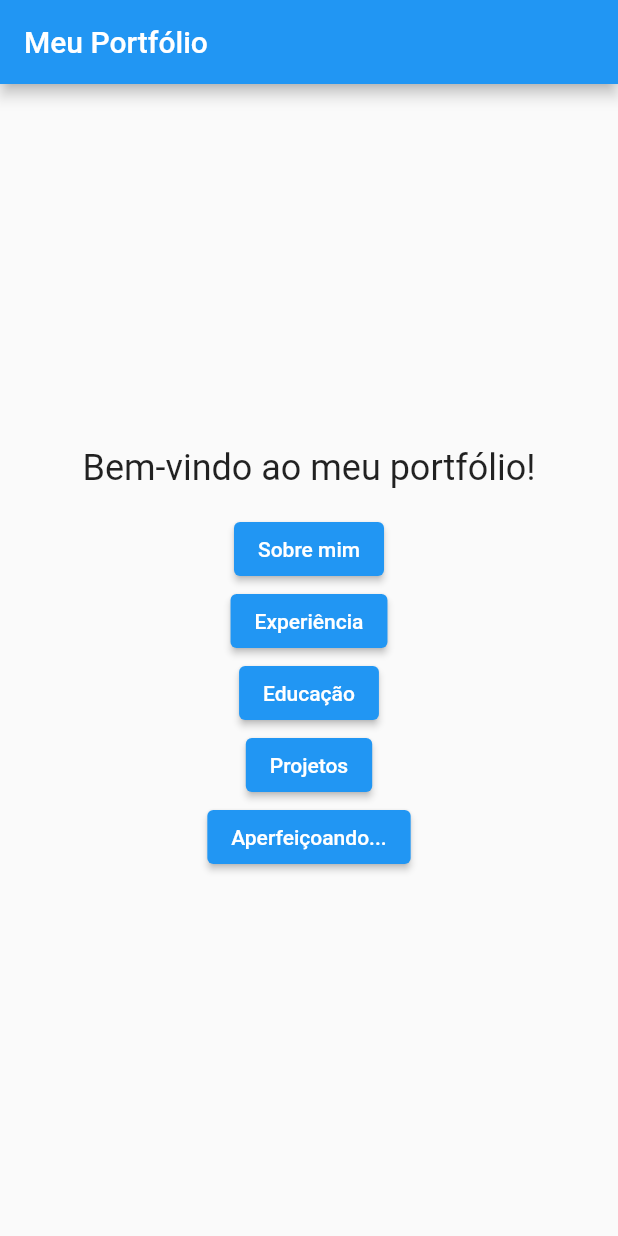
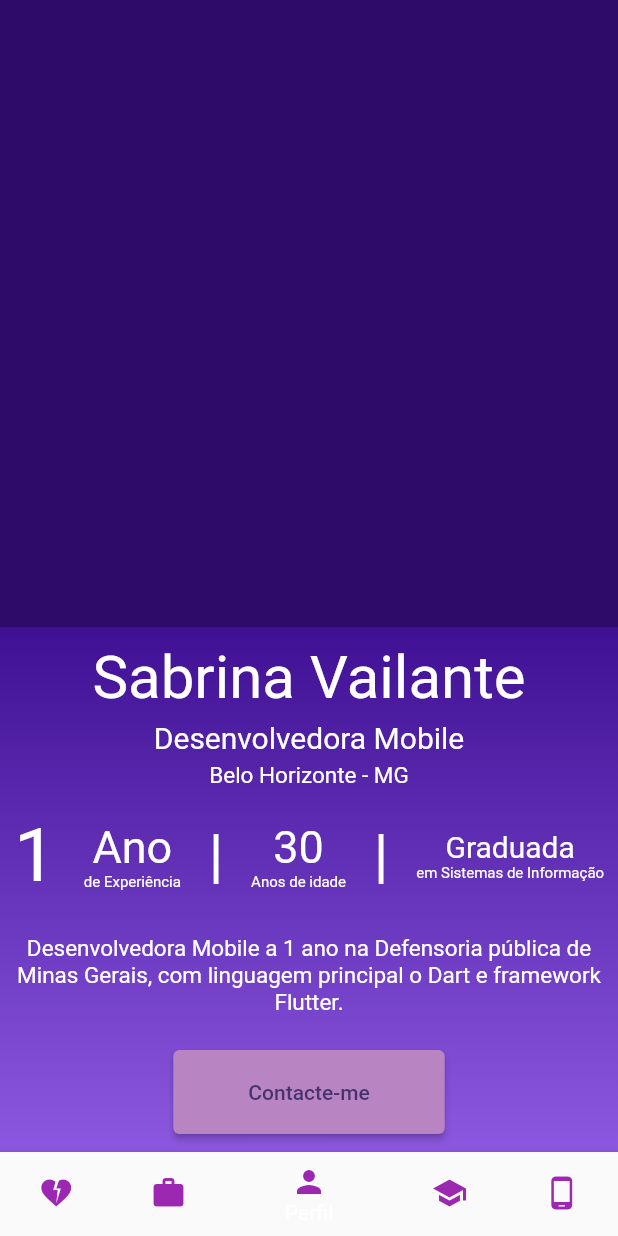
Before and after one commit to SabrinaVailante/sabrina_portifolio_app, a Flutter app: the HomeScreen screen opened directly, on a phone screen of 412 x 824 dp. Run offline on Flutter 3.47's test engine with Material 2 defaults, Android fonts, the phone set to English and light mode, and no system bars; Roboto replaces fonts that are missing (Montserrat, Montserrat-VariableFont_wght.ttf).

Commit message:
Criado a Tela AboutMe.

```diff
--- /dev/null
+++ b/lib/home_screen.dart
@@ -0,0 +1,67 @@
+import 'package:flutter/material.dart';
+import 'package:sabrina_protifolio_app/screens/about_me/perfil_screen.dart';
+import 'package:sabrina_protifolio_app/screens/about_screen.dart';
+import 'package:sabrina_protifolio_app/screens/experience_screen.dart';
+import 'package:sabrina_protifolio_app/screens/my_education/my_education_screen.dart';
+import 'package:sabrina_protifolio_app/screens/my_experiences/my_experiences_screen.dart';
+import 'package:sabrina_protifolio_app/screens/my_hobbies/my_hobbies_screen.dart';
+import 'package:sabrina_protifolio_app/screens/my_projects/my_projects_screen.dart';
+
+class HomeScreen extends StatefulWidget {
+  @override
+  _HomeScreenState createState() => _HomeScreenState();
+}
+
+class _HomeScreenState extends State<HomeScreen> {
+  int _currentIndex = 2;
+
+  final List<Widget> _pages = [
+    MyHobbiesScreen(),
+    MyExperiencesScreen(),
+    PerfilScreen(),
+    MyEducationScreen(),
+    MyProjectsScreen(),
+  ];
+
+  @override
+  Widget build(BuildContext context) {
+    return Scaffold(
+
+      body: _pages[_currentIndex],
+
+      bottomNavigationBar: BottomNavigationBar(
+        currentIndex: _currentIndex,
+        onTap: (index) {
+          setState(() {
+            _currentIndex = index;
+          });
+        },
+        items: const [
+          BottomNavigationBarItem(
+            icon: Icon(Icons.heart_broken, color: Colors.purple),
+            label: 'Hobbies',
+          ),
+          BottomNavigationBarItem(
+            icon: Icon(Icons.work, color: Colors.purple),
+            label: 'Experiencias',
+          ),
+          BottomNavigationBarItem(
+            icon: Icon(Icons.person, color: Colors.purple),
+            label: 'Perfil',
+          ),
+          BottomNavigationBarItem(
+            icon: Icon(Icons.school, color: Colors.purple),
+            label: 'Educação',
+          ),
+          BottomNavigationBarItem(
+            icon: Icon(Icons.phone_android,
+            color: Colors.purple),
+            label: 'Projetos',
+          ),
+
+        ],
+      ),
+    );
+  }
+
+}
--- a/lib/main.dart
+++ b/lib/main.dart
@@ -1,5 +1,5 @@
 import 'package:flutter/material.dart';
-import 'screens/home_screen.dart';
+import 'package:sabrina_protifolio_app/splash_scren.dart';
 
 void main() {
   runApp(PortfolioApp());
@@ -9,11 +9,12 @@ class PortfolioApp extends StatelessWidget {
   @override
   Widget build(BuildContext context) {
     return MaterialApp(
-      title: 'Meu Portfólio',
+      title: "Meu Portfólio",
       theme: ThemeData(
         primarySwatch: Colors.blue,
       ),
-      home: HomeScreen(),
+      home: SplashScreen(),
     );
+
   }
 }
--- /dev/null
+++ b/lib/screens/about_me/perfil_screen.dart
@@ -0,0 +1,189 @@
+import 'package:flutter/material.dart';
+import 'package:sabrina_protifolio_app/screens/about_screen.dart';
+import 'package:sabrina_protifolio_app/screens/my_education/my_education_screen.dart';
+import 'package:sabrina_protifolio_app/screens/my_experiences/my_experiences_screen.dart';
+import 'package:sabrina_protifolio_app/screens/my_projects/my_projects_screen.dart';
+import '../aperfeicoando_screen.dart';
+import '../projects_screen.dart';
+
+class PerfilScreen extends StatelessWidget {
+  @override
+  Widget build(BuildContext context) {
+    return Scaffold(
+      backgroundColor: const Color.fromRGBO(47, 11, 105, 1),
+      body: Column(
+        children: [
+          Expanded(
+            child: Container(
+              width: double.infinity,
+            ),
+          ),
+          Align(
+              alignment: Alignment.bottomCenter,
+              child: Container(
+                width: double.infinity,
+                height: 350,
+                decoration: const BoxDecoration(
+                  gradient: LinearGradient(
+                    begin: Alignment.topCenter,
+                    end: Alignment.bottomCenter,
+                    colors: [
+                      Color.fromRGBO(63, 16, 148, 1.0),
+                      Color.fromRGBO(140, 88, 224, 1.0),
+                    ],
+                  ),
+                ),
+                child: Column(
+                  children: [
+                    Row(
+                      mainAxisAlignment: MainAxisAlignment.center,
+                      children: [
+                        Column(
+                          children: const [
+                            SizedBox(height: 10),
+                            Text(
+                              "Sabrina Vailante",
+                              style: TextStyle(
+                                fontSize: 40,
+                                color: Colors.white,
+                                fontFamily: "Montserrat-VariableFont_wght.ttf",
+                              ),
+                            ),
+                            SizedBox(height: 5),
+                            Text(
+                              "Desenvolvedora Mobile",
+                              style: TextStyle(
+                                fontSize: 20,
+                                color: Colors.white,
+                                fontFamily: "Montserrat",
+                              ),
+                            ),
+                            SizedBox(height: 5),
+                            Text(
+                              "Belo Horizonte - MG",
+                              style: TextStyle(
+                                fontSize: 15,
+                                color: Colors.white,
+                                fontFamily: "Montserrat",
+                                fontWeight: FontWeight.normal,
+                              ),
+                            ),
+                          ],
+                        ),
+                      ],
+                    ),
+                    SizedBox(height: 15),
+                    Row(
+                      mainAxisAlignment: MainAxisAlignment.spaceAround,
+                      children: [
+                        Column(
+                          children: [
+                            Text("1",
+                                style: TextStyle(
+                                    color: Colors.white,
+                                    fontSize: 50,
+                                    fontFamily: "Montserrat")),
+                          ],
+                        ),
+                        Column(
+                          children: [
+                            Text("Ano",
+                                style: TextStyle(
+                                    color: Colors.white,
+                                    fontSize: 30,
+                                    fontFamily: "Montserrat")),
+                            Text("de Experiência",
+                                style: TextStyle(
+                                    color: Colors.white,
+                                    fontSize: 10,
+                                    fontFamily: "Montserrat")),
+                          ],
+                        ),
+                        Column(
+                          children: [
+                            Text("|",
+                                style: TextStyle(
+                                    color: Colors.white,
+                                    fontSize: 40,
+                                    fontFamily: "Montserrat")),
+                          ],
+                        ),
+                        Column(
+                          children: [
+                            Text("30",
+                                style: TextStyle(
+                                    color: Colors.white,
+                                    fontSize: 30,
+                                    fontFamily: "Montserrat")),
+                            Text("Anos de idade",
+                                style: TextStyle(
+                                    color: Colors.white,
+                                    fontSize: 10,
+                                    fontFamily: "Montserrat")),
+                          ],
+                        ),
+                        Column(
+                          children: [
+                            Text("|",
+                                style: TextStyle(
+                                    color: Colors.white,
+                                    fontSize: 40,
+                                    fontFamily: "Montserrat")),
+                          ],
+                        ),
+                        Column(
+                          children: [
+                            Text("Graduada",
+                                style: TextStyle(
+                                    color: Colors.white,
+                                    fontSize: 20,
+                                    fontFamily: "Montserrat")),
+                            Text("em Sistemas de Informação",
+                                style: TextStyle(
+                                    color: Colors.white,
+                                    fontSize: 10,
+                                    fontFamily: "Montserrat")),
+                          ],
+                        ),
+                      ],
+                    ),
+                    const SizedBox(height: 15),
+                    const Padding(
+                      padding: EdgeInsets.all(8.0),
+                      child: Center(
+                        child: Text(
+                          "Desenvolvedora Mobile a 1 ano na Defensoria pública de Minas Gerais, com linguagem principal o Dart e framework Flutter.",
+                          textAlign: TextAlign.center,
+                          style: TextStyle(
+                            fontSize: 15,
+                            color: Colors.white, // Define a cor desejada
+                          ),
+                        ),
+                      ),
+                    ),
+                    const SizedBox(height: 15),
+                    ElevatedButton(
+                      style: ElevatedButton.styleFrom(
+                        primary: Color.fromRGBO(184, 132, 194, 1),
+                        onPrimary: Color.fromRGBO(70, 50, 109, 1),
+                        padding: const EdgeInsets.symmetric(
+                          horizontal: 50,
+                          vertical: 20,
+                        ),
+                      ),
+                        onPressed: () {
+                          ScaffoldMessenger.of(context).showSnackBar(
+                            const SnackBar(
+                                content: Text('Botão pressionado!')),
+                          );
+                        },
+                        child: const Text('Contacte-me')),
+
+                  ],
+                ),
+              )),
+        ],
+      ),
+    );
+  }
+}
--- a/lib/screens/home_screen.dart
+++ /dev/null
@@ -1,64 +0,0 @@
-import 'package:flutter/material.dart';
-import 'about_screen.dart';
-import 'aperfeicoando_screen.dart';
-import 'experience_screen.dart';
-import 'education_screen.dart';
-import 'projects_screen.dart';
-
-class HomeScreen extends StatelessWidget {
-  @override
-  Widget build(BuildContext context) {
-    return Scaffold(
-      appBar: AppBar(
-        title: Text('Meu Portfólio'),
-      ),
-      body: Center(
-        child: Column(
-          mainAxisAlignment: MainAxisAlignment.center,
-          children: <Widget>[
-            Text(
-              'Bem-vindo ao meu portfólio!',
-              style: TextStyle(fontSize: 24.0),
-            ),
-            SizedBox(height: 16.0),
-            ElevatedButton(
-              onPressed: () {
-                Navigator.push(context,
-                    MaterialPageRoute(builder: (context) => AboutScreen()));
-              },
-              child: Text('Sobre mim'),
-            ),
-            ElevatedButton(
-              onPressed: () {
-                Navigator.push(context,
-                    MaterialPageRoute(builder: (context) => ExperienceScreen()));
-              },
-              child: Text('Experiência'),
-            ),
-            ElevatedButton(
-              onPressed: () {
-                Navigator.push(context,
-                    MaterialPageRoute(builder: (context) => EducationScreen()));
-              },
-              child: Text('Educação'),
-            ),
-            ElevatedButton(
-              onPressed: () {
-                Navigator.push(context,
-                    MaterialPageRoute(builder: (context) => ProjectsScreen()));
-              },
-              child: Text('Projetos'),
-            ),
-            ElevatedButton(
-              onPressed: () {
-                Navigator.push(context,
-                    MaterialPageRoute(builder: (context) => AperfeicoandoScreen()));
-              },
-              child: Text('Aperfeiçoando...'),
-            ),
-          ],
-        ),
-      ),
-    );
-  }
-}
--- a/pubspec.yaml
+++ b/pubspec.yaml
@@ -88,3 +88,7 @@ flutter:
   #
   # For details regarding fonts from package dependencies,
   # see https://flutter.dev/custom-fonts/#from-packages
+  assets:
+    - assets/images/foto1.png
+    - assets/fonts/Montserrat-Italic-VariableFont_wght.ttf
+    - assets/fonts/Montserrat-VariableFont_wght.ttf
```
Also changed, not shown: lib/menu_navegavel.dart (added, +64 -0 lines), lib/screens/about_screen.dart (+26 -19 lines), lib/screens/education_screen.dart (deleted, +0 -43 lines), lib/screens/experience_screen.dart (+40 -28 lines), lib/screens/my_education/my_education_screen.dart (added, +15 -0 lines), lib/screens/my_experiences/my_experiences_screen.dart (added, +15 -0 lines), lib/screens/my_hobbies/my_hobbies_screen.dart (added, +15 -0 lines), lib/screens/my_projects/my_projects_screen.dart (added, +15 -0 lines), lib/screens/my_skils/my_skils_screen.dart (added, +15 -0 lines), lib/splash_scren.dart (added, +59 -0 lines), assets/fonts/Montserrat-Italic-VariableFont_wght.ttf (added), assets/fonts/Montserrat-VariableFont_wght.ttf (added), 1 other file.
